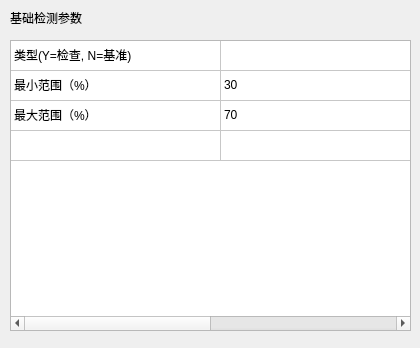
First picture: the form in VisionDetect/HeightDetectWidget.ui, repository chuandongxu/AOI, before the edit.
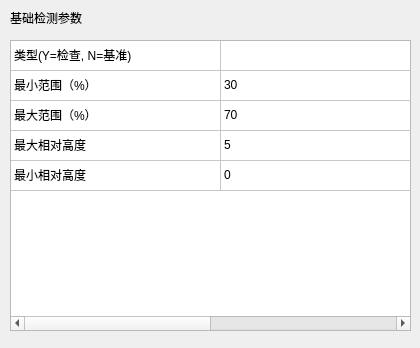
Second picture: the form after the edit.

Patch:
```diff
--- a/VisionDetect/HeightDetectWidget.ui
+++ b/VisionDetect/HeightDetectWidget.ui
@@ -39,7 +39,7 @@
     <bool>true</bool>
    </property>
    <property name="rowCount">
-    <number>4</number>
+    <number>5</number>
    </property>
    <attribute name="horizontalHeaderVisible">
     <bool>false</bool>
@@ -65,6 +65,7 @@
    </row>
    <row/>
    <row/>
+   <row/>
    <column>
     <property name="text">
      <string>新建列</string>
@@ -102,7 +103,22 @@
    </item>
    <item row="3" column="0">
     <property name="text">
-     <string/>
+     <string>最大相对高度</string>
+    </property>
+   </item>
+   <item row="3" column="1">
+    <property name="text">
+     <string>5</string>
+    </property>
+   </item>
+   <item row="4" column="0">
+    <property name="text">
+     <string>最小相对高度</string>
+    </property>
+   </item>
+   <item row="4" column="1">
+    <property name="text">
+     <string>0</string>
     </property>
    </item>
   </widget>
```
